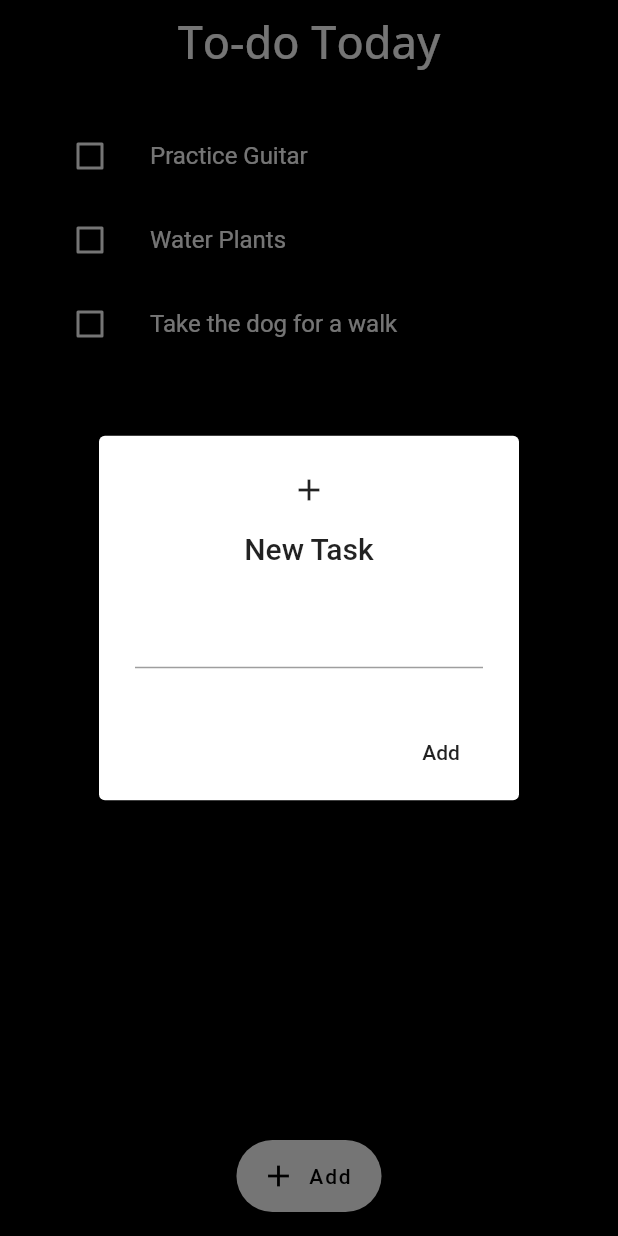
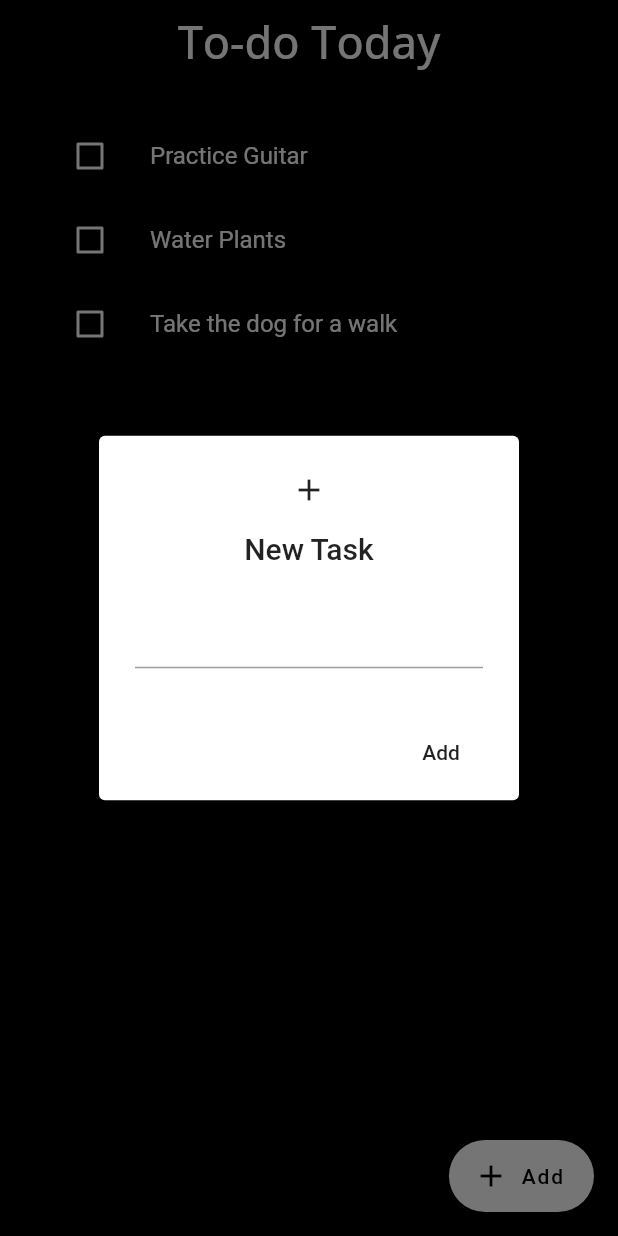
Before and after one commit to visheshks04/todo-app-flutter, a Flutter app: the screen it shows after launch, after a tap on "Add", on a phone screen of 412 x 824 dp. Run offline on Flutter 3.47's test engine with Material 2 defaults, Android fonts, the phone set to English and light mode, and no system bars; drawn by our look-alikes of flutter_slidable; our stand-ins replace google_fonts, hive, hive_flutter; accounts and stored records are empty.

Commit message:
working fine

```diff
--- a/lib/main.dart
+++ b/lib/main.dart
@@ -3,20 +3,18 @@ import 'package:flutter/material.dart';
 import 'package:flutter_slidable/flutter_slidable.dart';
 import 'package:google_fonts/google_fonts.dart';
 import 'package:hive/hive.dart';
+import 'package:hive_flutter/adapters.dart';
 
-void main()  {
+Future<void> main()  async {
 
   // open a box
 
- hiveInit();
+ await hiveInit();
   runApp(const TodoApp());
 }
 Future<void> hiveInit() async{
- var path = Directory.current.path;
- Hive
- .init(path);
+ await Hive.initFlutter();
  var box= await Hive.openBox('mybox');
-
 }
 class TodoApp extends StatelessWidget {
   const TodoApp({super.key});
@@ -65,16 +63,16 @@ class _HomeState extends State<Home> {
 
   List<String> tasks = [];
   List<bool> isChecked = [];
-  List<TextDecoration?> decoration = [];
-  TextEditingController addTaskController = new TextEditingController();
+  List<bool> linethrough = [];
+  TextEditingController addTaskController = TextEditingController();
   late final Box _listHiveBox;
   @override
-  void initState() {
+  void initState()  {
     hiveData();
     super.initState();
   }
   Future<void> hiveData() async{
-   final _listHiveBox = await Hive.openBox('mybox');
+   _listHiveBox = await Hive.openBox('mybox');
    setState(() {
    if(!_listHiveBox.containsKey("TodoList")){
       createInitialData();
@@ -88,45 +86,13 @@ class _HomeState extends State<Home> {
   @override
   Widget build(BuildContext context) {
 
-
-
     return Scaffold(
       body: Padding(
         padding: const EdgeInsets.all(20.0),
-        child: Container(
         child: ListView.builder(
           itemCount: tasks.length,
           itemBuilder: (context, index) {
             return Slidable(
-                child: ListTile(
-                  title: Text(
-                    tasks[index],
-                    style: TextStyle(
-                      decoration: decoration[index],
-                      color: Colors.white
-                    ),
-                  ),
-                  leading: Theme(
-                    child: Checkbox(
-                      value: isChecked[index],
-                      onChanged: (value) async {
-                        setState(() {
-                          isChecked[index] = value!;
-                          if(isChecked[index])
-                            decoration[index] = TextDecoration.lineThrough;
-                          else
-                            decoration[index] = null;
-
-                          updateData();
-                        });
-                      },
-                    ),
-                    data: ThemeData(
-                      unselectedWidgetColor: Colors.white
-
-                    ),
-                  ),
-                ),
               startActionPane: ActionPane(
                 motion: const ScrollMotion(),
                 children: [
@@ -135,7 +101,7 @@ class _HomeState extends State<Home> {
                       setState(() {
                         tasks.removeAt(index);
                         isChecked.removeAt(index);
-                          decoration.removeAt(index);
+                        linethrough.removeAt(index);
                         updateData();
                       });
                     },
@@ -145,17 +111,45 @@ class _HomeState extends State<Home> {
                   )
                 ],
               ),
+              child: ListTile(
+                title: Text(
+                  tasks[index],
+                  style: TextStyle(
+                    decoration: linethrough[index]? TextDecoration.lineThrough:null,
+                    color: Colors.white
+                  ),
+                ),
+                leading: Theme(
+                  data: ThemeData(
+                    unselectedWidgetColor: Colors.white
+
+                  ),
+                  child: Checkbox(
+                    value: isChecked[index],
+                    onChanged: (value) async {
+                      setState(() {
+                        isChecked[index] = value!;
+                        if(isChecked[index]) {
+                          linethrough[index] = true;
+                        } else{
+                          linethrough[index] = false;
+                        }
+                        updateData();
+                      });
+                    },
+                  ),
+                ),
+              ),
             );
           },
-          ),
         ),
       ),
       floatingActionButton: FloatingActionButton.extended(
         onPressed: (){
           showDialog(context: context, builder: (context){
             return AlertDialog(
-              icon: Icon(Icons.add),
-              title: Text("New Task"),
+              icon: const Icon(Icons.add),
+              title: const Text("New Task"),
               content: TextField(
                 controller: addTaskController,
               ),
@@ -164,42 +158,41 @@ class _HomeState extends State<Home> {
                   setState(() {
                     tasks.add(addTaskController.text);
                     isChecked.add(false);
-                    decoration.add(null);
+                    linethrough.add(false);
                     Navigator.of(context, rootNavigator: true).pop('dialog');
                     addTaskController.clear();
                     updateData();
                   });
-                }, child: Text("Add"),),
+                }, child: const Text("Add"),),
               ],
             );
           });
         },
-        label: Text("Add"),
-        icon: Icon(Icons.add),
+        label: const Text("Add"),
+        icon: const Icon(Icons.add),
         backgroundColor: Colors.white,
         // shape: BeveledRectangleBorder(borderRadius: BorderRadius.zero),
 
       ),
       backgroundColor: Colors.black,
-      floatingActionButtonLocation: FloatingActionButtonLocation.centerFloat,
     );
   }
 
   void createInitialData() {
     tasks = ["Practice Guitar","Water Plants", "Take the dog for a walk"];
     isChecked = [false, false, false];
-    decoration = [null, null, null];
+    linethrough = [false, false, false];
   }
 
-  void loadData() {
-    tasks = _listHiveBox.get("TodoList");
-    isChecked = _listHiveBox.get("isChecked");
-    decoration = _listHiveBox.get("decoration");
+  Future<void> loadData() async {
+    tasks = await _listHiveBox.get("TodoList");
+    isChecked = await _listHiveBox.get("isChecked");
+    linethrough = await  _listHiveBox.get("linethrough");
   }
 
   void updateData() async {
     await _listHiveBox.put("TodoList", tasks);
     await _listHiveBox.put("isChecked", isChecked);
-    await _listHiveBox.put("decoration", decoration);
+    await _listHiveBox.put("linethrough", linethrough);
   }
 }
--- a/pubspec.yaml
+++ b/pubspec.yaml
@@ -38,8 +38,8 @@ dependencies:
   cupertino_icons: ^1.0.2
   flutter_slidable: ^2.0.0
   google_fonts: ^4.0.3
-  hive: ^2.2.3
-  hive_flutter: any
+  hive:
+  hive_flutter:
 
 dev_dependencies:
   flutter_test:
```
Lines whose indentation alone changed are shown as unchanged.
